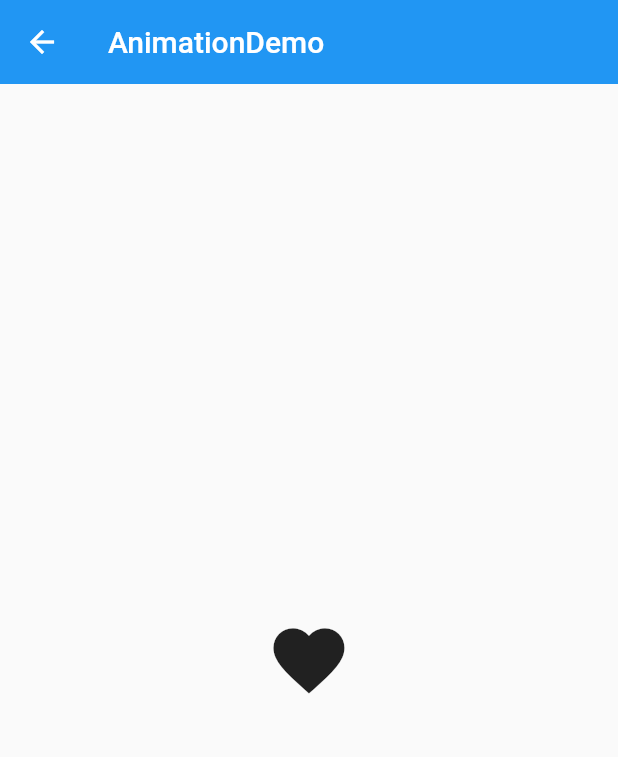
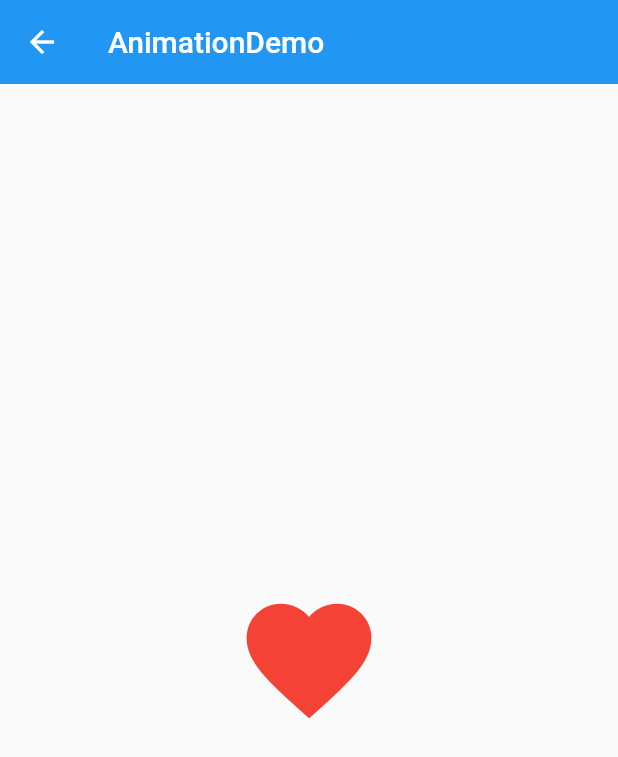
Before and after one commit to markcqhsu/ninghao_ch2, a Flutter app: the screen it shows after launch, after a tap on the "favorite" icon, on a phone screen of 412 x 824 dp. Shown: the top 757 px of the screen. Run offline on Flutter 3.47's test engine with Material 2 defaults, Android fonts, the phone set to English and light mode, and no system bars; our stand-ins replace rxdart.

Commit message:
Tween ColorTween

```diff
--- a/lib/Demo/animation/animation_demo.dart
+++ b/lib/Demo/animation/animation_demo.dart
@@ -24,17 +24,22 @@ class AnimationDemoHome extends StatefulWidget {
 class _AnimationDemoHomeState extends State<AnimationDemoHome>
 with TickerProviderStateMixin{
   late AnimationController animationDemoController;
+  late Animation animation;
+  late Animation animationColor;
+
   @override
   void initState() {
     super.initState();
     animationDemoController = AnimationController(
-      value: 32.0,//動畫的初始值
-      lowerBound: 32.0,
-      upperBound: 100.0,
-      duration: Duration(milliseconds: 3000),
+      // value: 32.0,//動畫的初始值
+      // lowerBound: 32.0,
+      // upperBound: 100.0,
+      duration: Duration(milliseconds: 1000),
       vsync: this,
+    );//初始化animationDemoController的值
 
-    );//初始化animationDemoController的值
+    animation = Tween(begin: 32.0, end: 100.0).animate(animationDemoController);
+    animationColor = ColorTween(begin: Colors.red, end: Colors.red[500]).animate(animationDemoController);
 
     //設定監聽器
     animationDemoController.addListener(() {
@@ -63,7 +68,8 @@ with TickerProviderStateMixin{
     return Center(
       child: IconButton(
         icon: Icon(Icons.favorite),
-        iconSize: animationDemoController.value,
+        iconSize: animation.value,
+        color: animationColor.value,
         onPressed: (){
           // animationDemoController.forward();
           switch(animationDemoController.status){
```
